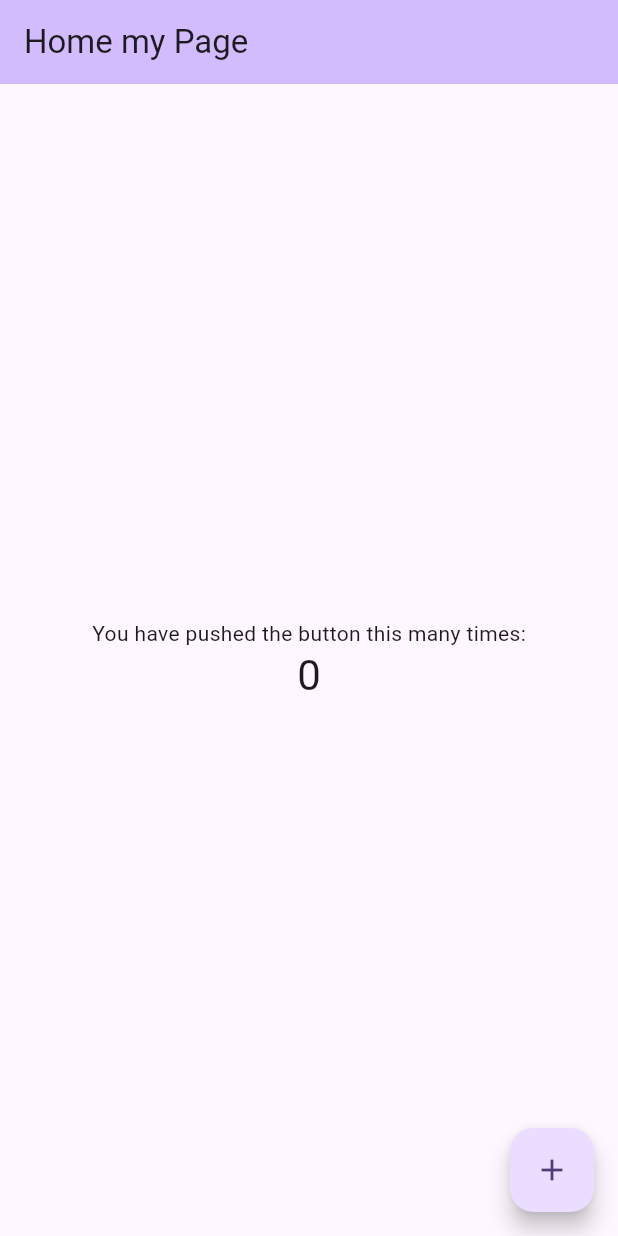
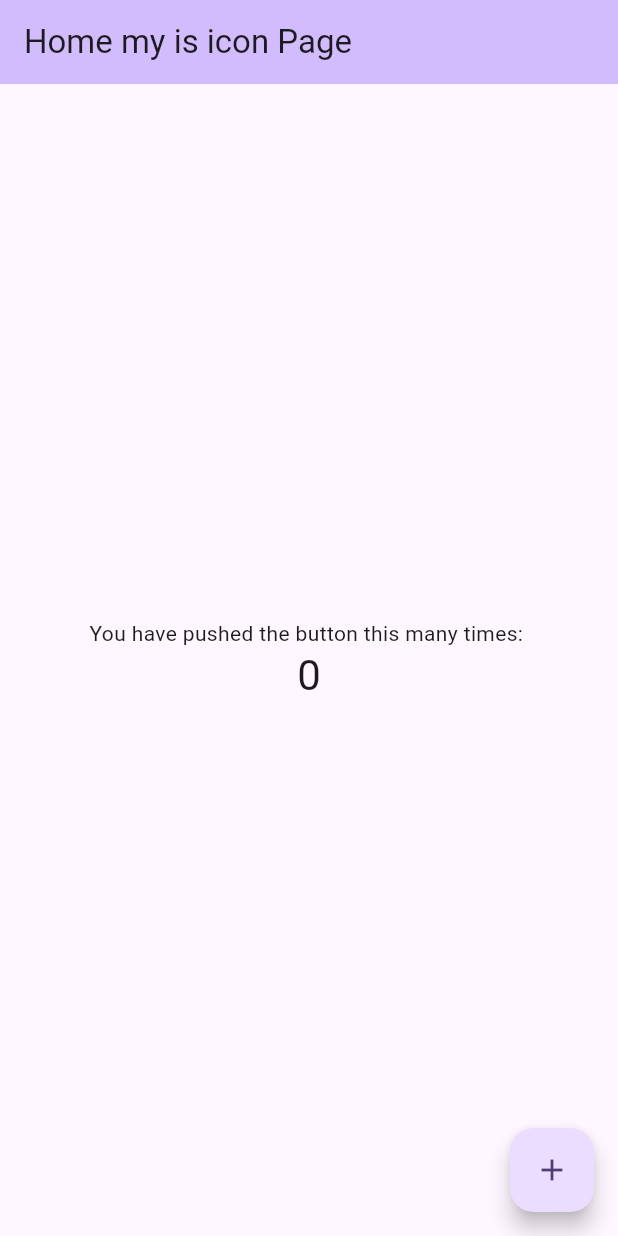
Before and after one commit to Medagangoda/project_01, a Flutter app: the screen it shows after launch, on a phone screen of 412 x 824 dp. Run offline on Flutter 3.47's test engine with Material 3 defaults, Android fonts, the phone set to English and light mode, and no system bars.

Commit message:
remove comments

```diff
--- a/lib/main.dart
+++ b/lib/main.dart
@@ -7,31 +7,17 @@ void main() {
 class MyApp extends StatelessWidget {
   const MyApp({super.key});
 
-  // This widget is the root of your application.
+
   @override
   Widget build(BuildContext context) {
     return MaterialApp(
       title: 'Flutter ',
       theme: ThemeData(
-        // This is the theme of your application.
-        //
-        // TRY THIS: Try running your application with "flutter run". You'll see
-        // the application has a purple toolbar. Then, without quitting the app,
-        // try changing the seedColor in the colorScheme below to Colors.green
-        // and then invoke "hot reload" (save your changes or press the "hot
-        // reload" button in a Flutter-supported IDE, or press "r" if you used
-        // the command line to start the app).
-        //
-        // Notice that the counter didn't reset back to zero; the application
-        // state is not lost during the reload. To reset the state, use hot
-        // restart instead.
-        //
-        // This works for code too, not just values: Most code changes can be
-        // tested with just a hot reload.
+
         colorScheme: ColorScheme.fromSeed(seedColor: Colors.deepPurple),
         useMaterial3: true,
       ),
-      home: const MyHomePage(title: 'Home my Page'),
+      home: const MyHomePage(title: 'Home my is icon Page'),
     );
   }
 }
@@ -39,14 +25,6 @@ class MyApp extends StatelessWidget {
 class MyHomePage extends StatefulWidget {
   const MyHomePage({super.key, required this.title});
 
-  // This widget is the home page of your application. It is stateful, meaning
-  // that it has a State object (defined below) that contains fields that affect
-  // how it looks.
-
-  // This class is the configuration for the state. It holds the values (in this
-  // case the title) provided by the parent (in this case the App widget) and
-  // used by the build method of the State. Fields in a Widget subclass are
-  // always marked "final".
 
   final String title;
 
@@ -59,54 +37,29 @@ class _MyHomePageState extends State<MyHomePage> {
 
   void _incrementCounter() {
     setState(() {
-      // This call to setState tells the Flutter framework that something has
-      // changed in this State, which causes it to rerun the build method below
-      // so that the display can reflect the updated values. If we changed
-      // _counter without calling setState(), then the build method would not be
-      // called again, and so nothing would appear to happen.
+
       _counter++;
     });
   }
 
   @override
   Widget build(BuildContext context) {
-    // This method is rerun every time setState is called, for instance as done
-    // by the _incrementCounter method above.
-    //
-    // The Flutter framework has been optimized to make rerunning build methods
-    // fast, so that you can just rebuild anything that needs updating rather
-    // than having to individually change instances of widgets.
+
     return Scaffold(
       appBar: AppBar(
-        // TRY THIS: Try changing the color here to a specific color (to
-        // Colors.amber, perhaps?) and trigger a hot reload to see the AppBar
-        // change color while the other colors stay the same.
+
         backgroundColor: Theme.of(context).colorScheme.inversePrimary,
-        // Here we take the value from the MyHomePage object that was created by
-        // the App.build method, and use it to set our appbar title.
+
         title: Text(widget.title),
       ),
       body: Center(
-        // Center is a layout widget. It takes a single child and positions it
-        // in the middle of the parent.
+
         child: Column(
-          // Column is also a layout widget. It takes a list of children and
-          // arranges them vertically. By default, it sizes itself to fit its
-          // children horizontally, and tries to be as tall as its parent.
-          //
-          // Column has various properties to control how it sizes itself and
-          // how it positions its children. Here we use mainAxisAlignment to
-          // center the children vertically; the main axis here is the vertical
-          // axis because Columns are vertical (the cross axis would be
-          // horizontal).
-          //
-          // TRY THIS: Invoke "debug painting" (choose the "Toggle Debug Paint"
-          // action in the IDE, or press "p" in the console), to see the
-          // wireframe for each widget.
+
           mainAxisAlignment: MainAxisAlignment.center,
           children: <Widget>[
             const Text(
-              'You have pushed the button this many times:',
+              'You have pushed the button this many times: ',
             ),
             Text(
               '$_counter',
@@ -119,7 +72,7 @@ class _MyHomePageState extends State<MyHomePage> {
         onPressed: _incrementCounter,
         tooltip: 'Increment',
         child: const Icon(Icons.add),
-      ), // This trailing comma makes auto-formatting nicer for build methods.
+      ),
     );
   }
 }
```
